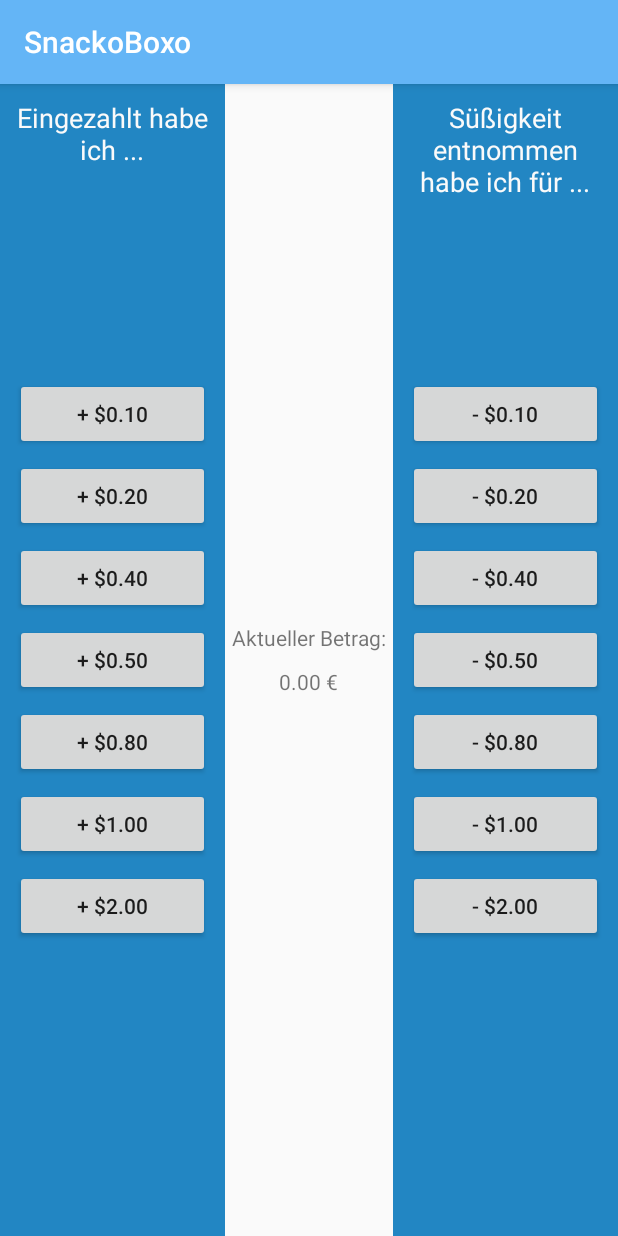
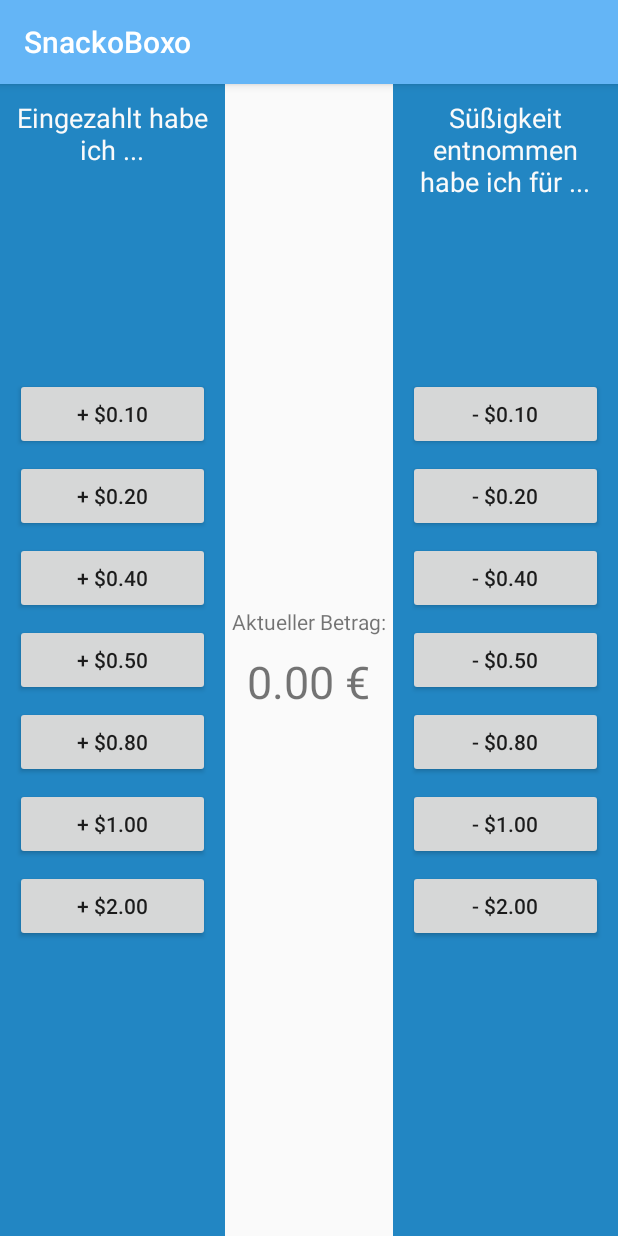
Before and after one commit to hauke96/SnackoBoxo, an Android app: the screen it shows after launch (MainActivity), on a phone screen of 412 x 824 dp. Run offline under Robolectric (Android 15) with nearby library versions, the phone set to English and light mode, and no system bars.

Commit message:
Change size of current balance label

```diff
--- a/app/src/main/res/layout/activity_main.xml
+++ b/app/src/main/res/layout/activity_main.xml
@@ -68,7 +68,8 @@
                 android:layout_height="wrap_content"
                 android:layout_below="@+id/ValueLabel"
                 android:layout_centerHorizontal="true"
-                android:text="TextView" />
+                android:text="TextView"
+                android:textSize="30sp" />
 
         </RelativeLayout>
 
```
